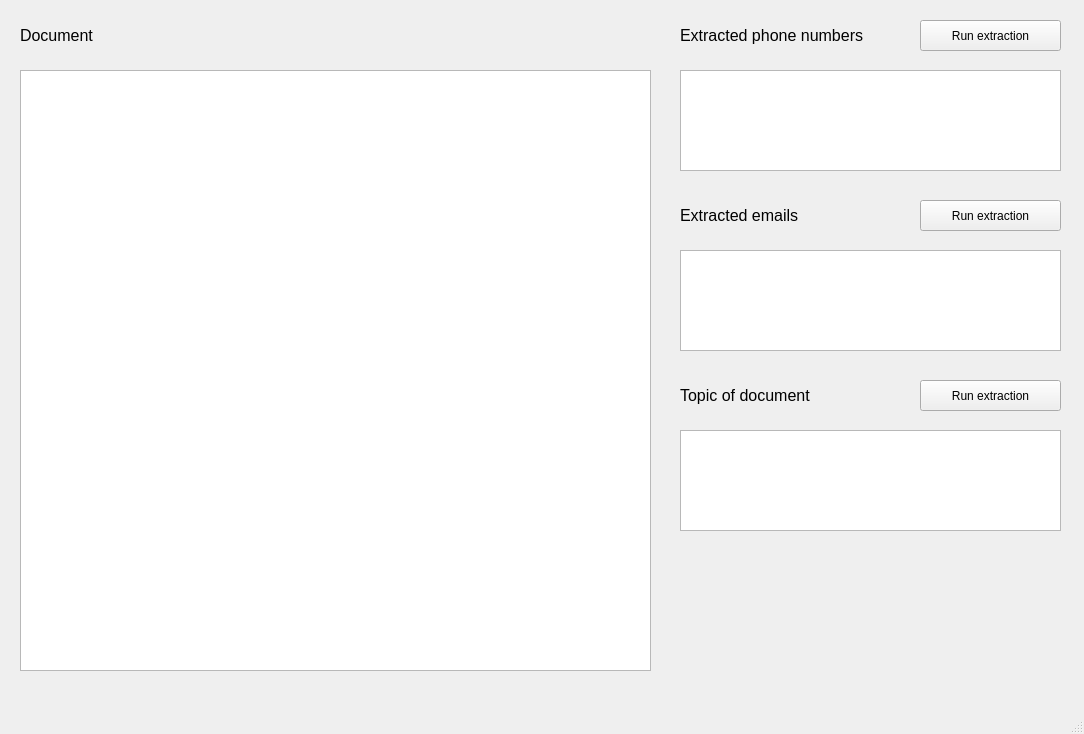
Old version of the form MainWindow.ui in the repository Kovali0/NLP-information-extractor.
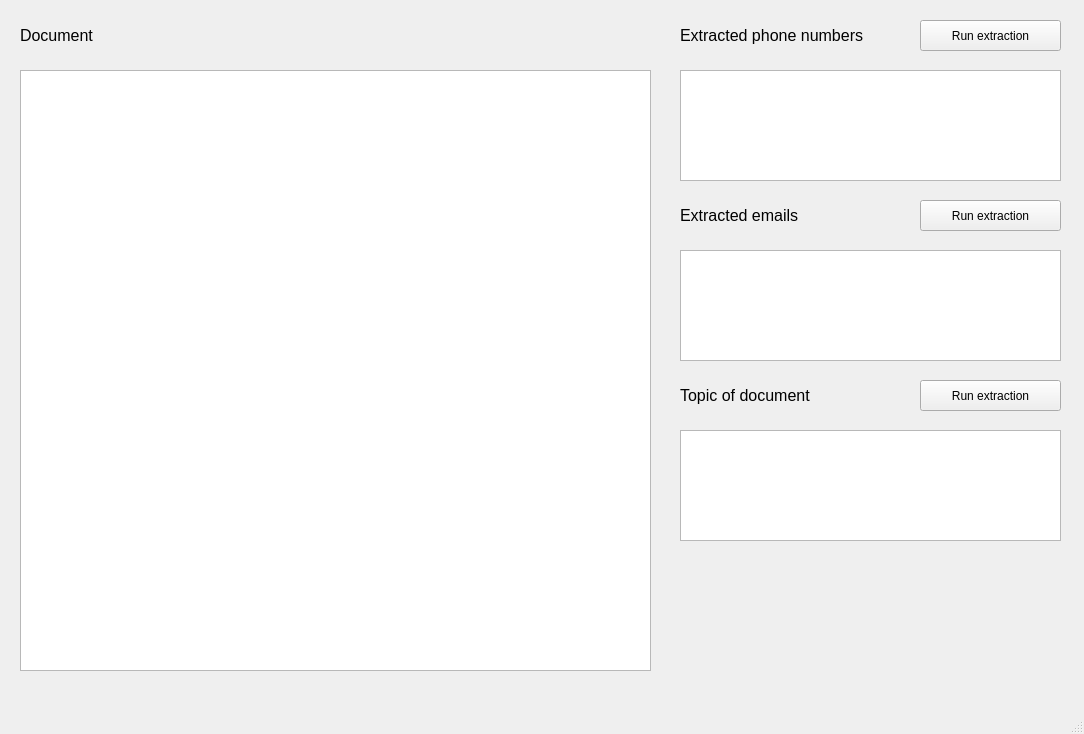
New version of the form.

Commit message: [Add][Preprocessing] Add preprocessing lib. Code extraction emails and phone numbers.

```diff
--- a/MainWindow.ui
+++ b/MainWindow.ui
@@ -24,16 +24,6 @@
      </rect>
     </property>
    </widget>
-   <widget class="QListView" name="numbers_list_view">
-    <property name="geometry">
-     <rect>
-      <x>680</x>
-      <y>70</y>
-      <width>381</width>
-      <height>101</height>
-     </rect>
-    </property>
-   </widget>
    <widget class="QPushButton" name="phone_numbers_btn">
     <property name="geometry">
      <rect>
@@ -96,16 +86,6 @@
      <string>Run extraction</string>
     </property>
    </widget>
-   <widget class="QListView" name="email_list_view">
-    <property name="geometry">
-     <rect>
-      <x>680</x>
-      <y>250</y>
-      <width>381</width>
-      <height>101</height>
-     </rect>
-    </property>
-   </widget>
    <widget class="QLabel" name="topic_label">
     <property name="geometry">
      <rect>
@@ -137,16 +117,6 @@
      <string>Run extraction</string>
     </property>
    </widget>
-   <widget class="QListView" name="topis_list_view">
-    <property name="geometry">
-     <rect>
-      <x>680</x>
-      <y>430</y>
-      <width>381</width>
-      <height>101</height>
-     </rect>
-    </property>
-   </widget>
    <widget class="QLabel" name="document_label">
     <property name="geometry">
      <rect>
@@ -165,6 +135,36 @@
      <string>Document</string>
     </property>
    </widget>
+   <widget class="QListWidget" name="phone_numbers_list">
+    <property name="geometry">
+     <rect>
+      <x>680</x>
+      <y>70</y>
+      <width>381</width>
+      <height>111</height>
+     </rect>
+    </property>
+   </widget>
+   <widget class="QListWidget" name="emails_list">
+    <property name="geometry">
+     <rect>
+      <x>680</x>
+      <y>250</y>
+      <width>381</width>
+      <height>111</height>
+     </rect>
+    </property>
+   </widget>
+   <widget class="QListWidget" name="topics_list">
+    <property name="geometry">
+     <rect>
+      <x>680</x>
+      <y>430</y>
+      <width>381</width>
+      <height>111</height>
+     </rect>
+    </property>
+   </widget>
   </widget>
   <widget class="QMenuBar" name="menubar">
    <property name="geometry">
```
The commit also changes 6 other files.
